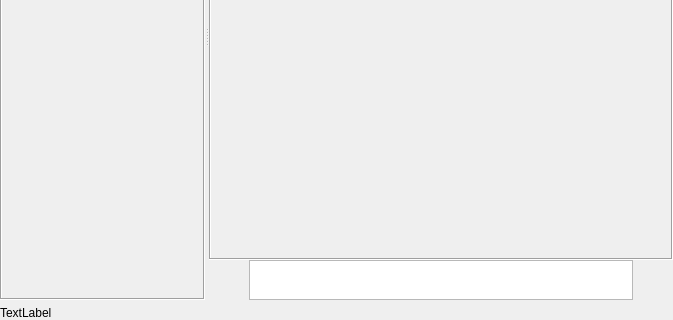
This is mainwindow.ui in Augmeneco/AugBK-Messenger as Qt 5 draws it before an edit; both pictures show x 0 to 673 and y 228 to 548 of the 673 by 548 pixel window. The edited form follows.
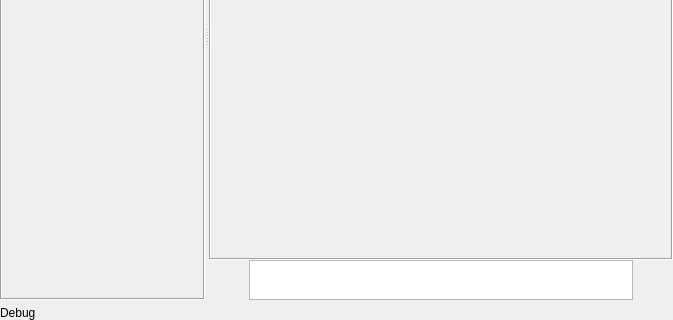
This is the edited form. Icons and pictures are not drawn.

Commit message: Исправлен баг на авторизации, рабочий скроллбар

Patch:
```diff
--- a/mainwindow.ui
+++ b/mainwindow.ui
@@ -534,7 +534,7 @@
        <item>
         <widget class="QLabel" name="statusLogsLabel">
          <property name="text">
-          <string>TextLabel</string>
+          <string>Debug</string>
          </property>
         </widget>
        </item>
```
Left out of the diff: 8 changed lines with no effect on the pictures. The commit also changes 2 other files.
